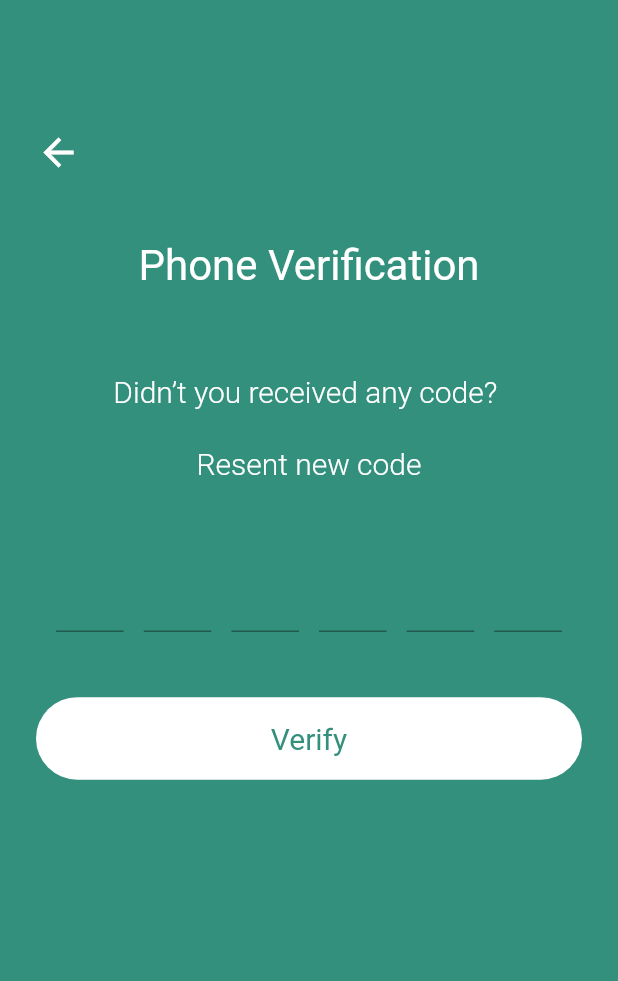
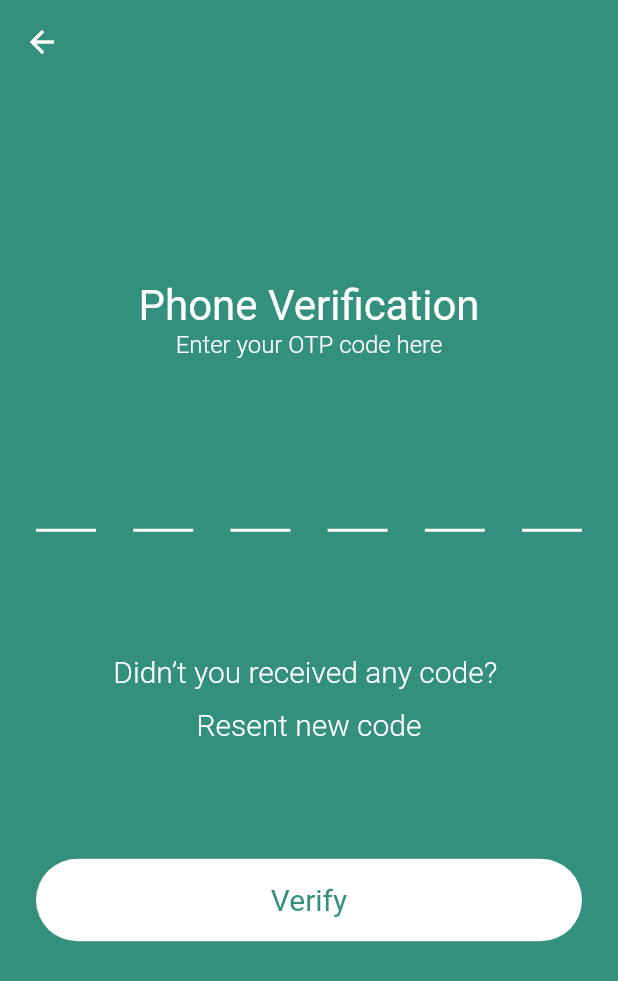
Before and after one commit to HusseinSalem17/TradlyApp, a Flutter app: the VerifyView screen opened directly, on a phone screen of 412 x 824 dp. Shown: the top 981 px of the screen. Run offline on Flutter 3.47's test engine with Material 2 defaults, Android fonts, the phone set to English and light mode, and no system bars; drawn by our look-alikes of pin_code_fields; our stand-ins replace flutter_svg, font_awesome_flutter; network calls fail.

Commit message:
refactor application

```diff
--- a/lib/core/onboarding_screen/views/widgets/indicator.dart
+++ b/lib/core/onboarding_screen/views/widgets/indicator.dart
@@ -11,7 +11,7 @@ class DoIndicator extends StatelessWidget {
       height: 12,
       width: 12,
       decoration: BoxDecoration(
-          color: isActive ? kPrimaryColor : kPrimaryColor.withOpacity(0.5),
+          color: isActive ? kSecondaryColor : kSecondaryColor.withOpacity(0.5),
           borderRadius: const BorderRadius.all(Radius.circular(12))),
     );
   }
--- a/lib/core/splash/presentation/views/splash_screen.dart
+++ b/lib/core/splash/presentation/views/splash_screen.dart
@@ -1,6 +1,7 @@
 import 'dart:async';
 import 'package:flutter/material.dart';
 import 'package:flutter_svg/flutter_svg.dart';
+import 'package:tradly_app/core/onboarding_screen/views/onBoardviews.dart';
 
 import '../../../../features/auth_feature/presentation/views/login_screen.dart';
 import '../../../utils/colors.dart';
@@ -16,7 +17,7 @@ class _SplashScreenState extends State<SplashScreen> {
   @override
   void initState() {
     Timer(const Duration(seconds: 2), () {
-      Navigator.pushReplacementNamed(context, LoginScreen.routeName);
+      Navigator.pushReplacementNamed(context, OnBoardingView.routeName);
     });
     super.initState();
   }
@@ -31,7 +32,7 @@ class _SplashScreenState extends State<SplashScreen> {
           Container(
             decoration: BoxDecoration(
               border: Border.all(
-                color: kPrimaryColor,
+                color: kSecondaryColor,
               ),
             ),
             child: Stack(
--- a/lib/core/utils/app_theme.dart
+++ b/lib/core/utils/app_theme.dart
@@ -4,7 +4,7 @@ import 'colors.dart';
 
 class Themes {
   static final CustomlightTheme = ThemeData(
-    scaffoldBackgroundColor: kPrimaryColor,
+    scaffoldBackgroundColor: kSecondaryColor,
     // textTheme: GoogleFonts.montserratTextTheme(
     //   ThemeData.dark().textTheme,
     // ),
--- a/lib/core/utils/colors.dart
+++ b/lib/core/utils/colors.dart
@@ -1,3 +1,5 @@
 import 'dart:ui';
 
-const kPrimaryColor = Color(0xff33907C);
+const kSecondaryColor = Color(0xff33907C);
+const kPrimaryColor = Color(0xffF6F9FF);
+const selectedColor = Color(0xff0b463a);
--- a/lib/features/auth_feature/presentation/views/send_OTP.dart
+++ b/lib/features/auth_feature/presentation/views/send_OTP.dart
@@ -54,11 +54,11 @@ class SendOPTView extends StatelessWidget {
                     color: Colors.white,
                     fontWeight: FontWeight.w300)),
           ),
-          CustomBottom(
+          CustomButton(
             bottomTitle: 'Next',
             width: MediaQuery.of(context).size.width,
             color: Colors.white,
-            fontColor: kPrimaryColor,
+            fontColor: kSecondaryColor,
           ),
           const Spacer(flex: 7),
         ]),
--- a/lib/features/auth_feature/presentation/views/widgets/Verify.dart
+++ b/lib/features/auth_feature/presentation/views/widgets/Verify.dart
@@ -1,28 +1,43 @@
 //import 'package:http/http.dart' as http;
 import 'package:flutter/material.dart';
 import 'package:flutter/services.dart';
+import 'package:pin_code_fields/pin_code_fields.dart';
 import 'package:tradly_app/core/utils/colors.dart';
 import 'package:tradly_app/features/auth_feature/presentation/views/widgets/custom_text_field.dart';
 import 'package:tradly_app/widgets/custom_botton.dart';
 
-class VerifyView extends StatelessWidget {
+class VerifyView extends StatefulWidget {
   static const routeName = '/OTP-screen';
 
-  const VerifyView({super.key});
+  VerifyView({super.key});
+
+  @override
+  State<VerifyView> createState() => _VerifyViewState();
+}
+
+class _VerifyViewState extends State<VerifyView> {
+  final TextEditingController otpFiledController = TextEditingController();
+
+  @override
+  void dispose() {
+    otpFiledController.dispose();
+    super.dispose();
+  }
+
   @override
   Widget build(BuildContext context) {
-    return Scaffold(
+    return SafeArea(
+      child: Scaffold(
+        appBar: AppBar(
+          backgroundColor: kSecondaryColor,
+          elevation: 0,
+        ),
         body: Padding(
           padding: const EdgeInsets.symmetric(horizontal: 24),
-        child: Column(mainAxisAlignment: MainAxisAlignment.center, children: [
+          child: Column(
+            mainAxisAlignment: MainAxisAlignment.center,
+            children: [
               const Spacer(flex: 2),
-          Align(
-              alignment: Alignment.topLeft,
-              child: GestureDetector(
-                  onTap: () {},
-                  child: const Icon(Icons.arrow_back,
-                      size: 30, color: Colors.white))),
-          const Spacer(flex: 1),
               const Text(
                 'Phone Verification',
                 style: TextStyle(
@@ -30,14 +45,28 @@ class VerifyView extends StatelessWidget {
                   fontSize: 28,
                 ),
               ),
-          const Spacer(),
-          TextButton(
-            onPressed: () {},
-            child: const Text('Didn’t you received any code? ',
+              const Text(
+                'Enter your OTP code here',
+                style: TextStyle(
+                  color: Colors.white,
+                  fontWeight: FontWeight.w300,
+                  fontSize: 16,
+                ),
+              ),
+              const Spacer(
+                flex: 1,
+              ),
+              buildPinCodeTextField(context),
+              const Spacer(
+                flex: 1,
+              ),
+              const Text(
+                'Didn’t you received any code? ',
                 style: TextStyle(
                   fontSize: 20,
                   color: Colors.white,
-                    fontWeight: FontWeight.w300)),
+                  fontWeight: FontWeight.w300,
+                ),
               ),
               TextButton(
                 onPressed: () {},
@@ -47,88 +76,53 @@ class VerifyView extends StatelessWidget {
                         color: Colors.white,
                         fontWeight: FontWeight.w300)),
               ),
-          const Spacer(),
-          Row(
-            children: [
-              const Spacer(),
-              SizedBox(
-                  height: 45,
-                  width: 45,
-                  child: TextField(
-                      keyboardType: TextInputType.number,
-                      textAlign: TextAlign.center,
-                      inputFormatters: [
-                        LengthLimitingTextInputFormatter(1),
-                        FilteringTextInputFormatter.digitsOnly
-                      ])),
-              const Spacer(),
-              SizedBox(
-                  height: 45,
-                  width: 45,
-                  child: TextField(
-                      keyboardType: TextInputType.number,
-                      textAlign: TextAlign.center,
-                      inputFormatters: [
-                        LengthLimitingTextInputFormatter(1),
-                        FilteringTextInputFormatter.digitsOnly
-                      ])),
-              const Spacer(),
-              SizedBox(
-                  height: 45,
-                  width: 45,
-                  child: TextField(
-                      keyboardType: TextInputType.number,
-                      textAlign: TextAlign.center,
-                      inputFormatters: [
-                        LengthLimitingTextInputFormatter(1),
-                        FilteringTextInputFormatter.digitsOnly
-                      ])),
-              const Spacer(),
-              SizedBox(
-                  height: 45,
-                  width: 45,
-                  child: TextField(
-                      keyboardType: TextInputType.number,
-                      textAlign: TextAlign.center,
-                      inputFormatters: [
-                        LengthLimitingTextInputFormatter(1),
-                        FilteringTextInputFormatter.digitsOnly
-                      ])),
-              const Spacer(),
-              SizedBox(
-                  height: 45,
-                  width: 45,
-                  child: TextField(
-                      keyboardType: TextInputType.number,
-                      textAlign: TextAlign.center,
-                      inputFormatters: [
-                        LengthLimitingTextInputFormatter(1),
-                        FilteringTextInputFormatter.digitsOnly
-                      ])),
-              const Spacer(),
-              SizedBox(
-                  height: 45,
-                  width: 45,
-                  child: TextField(
-                      keyboardType: TextInputType.number,
-                      textAlign: TextAlign.center,
-                      inputFormatters: [
-                        LengthLimitingTextInputFormatter(1),
-                        FilteringTextInputFormatter.digitsOnly
-                      ])),
-              const Spacer(),
-            ],
+              const Spacer(
+                flex: 1,
               ),
-          const Spacer(),
-
-          CustomBottom(
+              CustomButton(
                 bottomTitle: 'Verify',
                 width: MediaQuery.of(context).size.width,
                 color: Colors.white,
-            fontColor: kPrimaryColor,
+                fontColor: kSecondaryColor,
+                onTap: () {
+                  print(otpFiledController.text);
+                },
               ),
-          const Spacer(flex: 7),
-        ]),
+              const Spacer(
+                flex: 3,
+              ),
+            ],
+          ),
+        ),
+      ),
+    );
+  }
+
+  PinCodeTextField buildPinCodeTextField(BuildContext context) {
+    return PinCodeTextField(
+      cursorColor: Colors.white,
+      animationCurve: Curves.bounceIn,
+      animationType: AnimationType.scale,
+      appContext: context,
+      length: 6,
+      controller: otpFiledController,
+      keyboardType: TextInputType.number,
+      textStyle: const TextStyle(
+        color: Colors.white,
+      ),
+      onCompleted: (result) {
+        print(result);
+      },
+      pinTheme: PinTheme(
+        borderRadius: BorderRadius.circular(5),
+        selectedColor: selectedColor,
+        shape: PinCodeFieldShape.underline,
+        fieldHeight: 50,
+        fieldWidth: 40,
+        borderWidth: 1,
+        activeColor: Colors.white,
+        inactiveColor: Colors.white,
+        inactiveBorderWidth: 2,
       ),
     );
   }
--- a/lib/features/auth_feature/presentation/views/widgets/registration_custom_button.dart
+++ b/lib/features/auth_feature/presentation/views/widgets/registration_custom_button.dart
@@ -34,7 +34,7 @@ class RegistrationButton extends StatelessWidget {
           text,
           style: const TextStyle(
             fontSize: 16,
-            color: kPrimaryColor,
+            color: kSecondaryColor,
           ),
         ),
       ),
--- a/lib/features/home_feature/presentation/views/widgets/custom_app_bar.dart
+++ b/lib/features/home_feature/presentation/views/widgets/custom_app_bar.dart
@@ -13,7 +13,7 @@ class CustomAppBar extends StatelessWidget {
   Widget build(BuildContext context) {
     return Container(
       height: 190,
-      color: kPrimaryColor,
+      color: kSecondaryColor,
       child: const Padding(
         padding: EdgeInsets.symmetric(horizontal: 16),
         child: Column(
--- a/lib/features/home_feature/presentation/views/widgets/product_cart.dart
+++ b/lib/features/home_feature/presentation/views/widgets/product_cart.dart
@@ -55,7 +55,7 @@ class ProductCard extends StatelessWidget {
                         fontFamily: 'Montserrat',
                         fontSize: 18,
                         fontWeight: FontWeight.w800,
-                        color: kPrimaryColor)),
+                        color: kSecondaryColor)),
                 const Spacer(flex: 1),
               ],
             ),
--- a/lib/features/home_feature/presentation/views/widgets/product_home_container.dart
+++ b/lib/features/home_feature/presentation/views/widgets/product_home_container.dart
@@ -34,7 +34,7 @@ class HomeContainer extends StatelessWidget {
                             fontSize: 28,
                             fontWeight: FontWeight.w700)),
                     const Spacer(flex: 1),
-                    CustomBottom(
+                    CustomButton(
                       height: 30,
                       width: 120,
                       fontSize: 15,
--- a/lib/main.dart
+++ b/lib/main.dart
@@ -5,6 +5,7 @@ import 'package:tradly_app/features/auth_feature/presentation/views/send_OTP.dar
 import 'package:tradly_app/features/auth_feature/presentation/views/widgets/Verify.dart';
 import 'package:tradly_app/features/home_feature/presentation/views/home_screen.dart';
 import 'package:tradly_app/routes.dart';
+import 'core/onboarding_screen/views/onBoardviews.dart';
 import 'core/splash/presentation/views/splash_screen.dart';
 
 void main() {
@@ -19,7 +20,7 @@ class TradlyApp extends StatelessWidget {
     return MaterialApp(
       debugShowCheckedModeBanner: false,
       theme: Themes.CustomlightTheme,
-      home: VerifyView(),
+      home:  const SplashScreen(),
       onGenerateRoute: (settings) => generateRoute(settings),
     );
   }
--- a/lib/routes.dart
+++ b/lib/routes.dart
@@ -1,4 +1,6 @@
 import 'package:flutter/material.dart';
+import 'package:tradly_app/core/onboarding_screen/views/onBoardviews.dart';
+import 'package:tradly_app/core/onboarding_screen/views/widgets/onboarding_content.dart';
 
 import 'features/auth_feature/presentation/views/login_screen.dart';
 import 'features/auth_feature/presentation/views/signup_screen.dart';
@@ -13,6 +15,10 @@ Route<dynamic> generateRoute(RouteSettings settings) {
     case SignUpScreen.routeName:
       return MaterialPageRoute(
         builder: (context) => const SignUpScreen(),
+      );
+    case OnBoardingView.routeName:
+      return MaterialPageRoute(
+        builder: (context) => const OnBoardingView(),
       );
 
     /// the productDetailScreen not have a logic yet now !!!!
--- a/lib/widgets/custom_app_bar.dart
+++ b/lib/widgets/custom_app_bar.dart
@@ -12,7 +12,7 @@ class CustomAppBar extends StatelessWidget {
   Widget build(BuildContext context) {
     return Container(
       height: 190,
-      color: kPrimaryColor,
+      color: kSecondaryColor,
       child: const Padding(
         padding: EdgeInsets.symmetric(horizontal: 16),
         child: Column(
--- a/lib/widgets/custom_botton.dart
+++ b/lib/widgets/custom_botton.dart
@@ -2,17 +2,19 @@ import 'package:flutter/material.dart';
 
 import '../core/utils/colors.dart';
 
-class CustomBottom extends StatelessWidget {
-  const CustomBottom(
-      {super.key,
+class CustomButton extends StatelessWidget {
+  const CustomButton({
+    super.key,
     this.onTap,
     this.height = 55,
     this.fontSize = 20,
     required this.width,
     this.isLoading = false,
     required this.bottomTitle,
-      this.color = kPrimaryColor,
-      this.fontColor = Colors.white});
+    this.color = kSecondaryColor,
+    this.fontColor = Colors.white,
+  });
+
   final void Function()? onTap;
   final bool isLoading;
   final String bottomTitle;
@@ -21,7 +23,6 @@ class CustomBottom extends StatelessWidget {
   final double fontSize;
   final Color color;
   final Color fontColor;
-
   @override
   Widget build(BuildContext context) {
     return GestureDetector(
--- a/lib/widgets/search_text_field.dart
+++ b/lib/widgets/search_text_field.dart
@@ -29,7 +29,7 @@ class SearchTextField extends StatelessWidget {
       //   } else
       //     return null;
       // },
-      cursorColor: kPrimaryColor,
+      cursorColor: kSecondaryColor,
       maxLines: maxLines,
       decoration: InputDecoration(
         filled: true,
@@ -42,7 +42,7 @@ class SearchTextField extends StatelessWidget {
         hintStyle: const TextStyle(color: Colors.black38),
         border: buildBorder(),
         enabledBorder: buildBorder(),
-        focusedBorder: buildBorder(kPrimaryColor),
+        focusedBorder: buildBorder(kSecondaryColor),
       ),
     );
   }
--- a/pubspec.yaml
+++ b/pubspec.yaml
@@ -34,8 +34,8 @@ dependencies:
   font_awesome_flutter: ^10.5.0
   get: ^4.6.5
   http: ^1.1.0
-  services: ^0.0.1
   uuid: ^4.0.0
+  pin_code_fields: ^8.0.1
 dev_dependencies:
   flutter_lints: ^2.0.0
   flutter_test:
```
Also changed, not shown: lib/core/onboarding_screen/views/onBoardviews.dart (+19 -4 lines), lib/core/onboarding_screen/views/widgets/onboarding_content.dart (+6 -9 lines), lib/features/auth_feature/presentation/views/signup_screen.dart (+4 -4 lines), lib/features/product_detailes_feature/presentation/views/product_detail_screen.dart (+4 -4 lines), pubspec.lock. Lines whose indentation alone changed are shown as unchanged.
